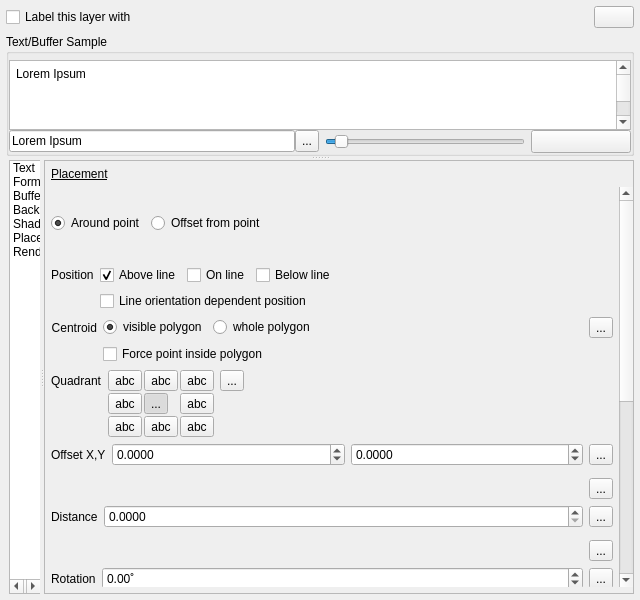
qgis/QGIS, file src/ui/qgslabelingguibase.ui: the form before one commit.
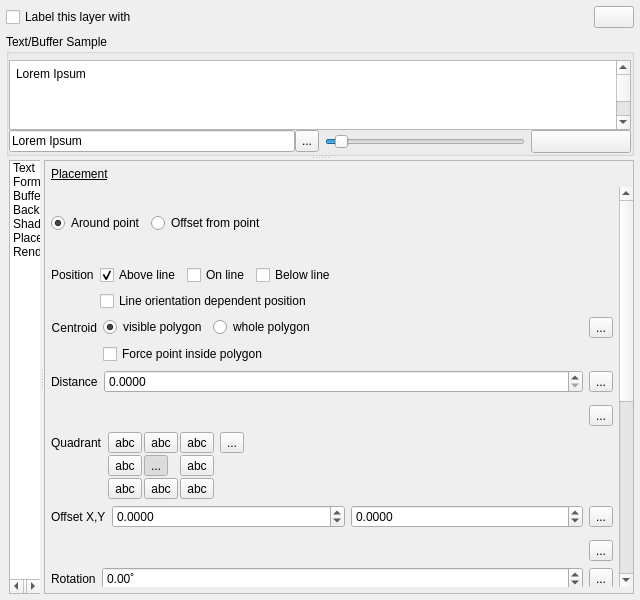
The form after the commit. The open tabs and pages were chosen to show the change. Icons and pictures are not drawn. Custom widgets are drawn as their Qt base class.

Commit message: [pal] Allow data defined quadrant when in "around point" mode

```diff
--- a/src/ui/qgslabelingguibase.ui
+++ b/src/ui/qgslabelingguibase.ui
@@ -3488,9 +3488,9 @@
                      <property name="geometry">
                       <rect>
                        <x>0</x>
-                       <y>-232</y>
+                       <y>-88</y>
                        <width>566</width>
-                       <height>831</height>
+                       <height>829</height>
                       </rect>
                      </property>
                      <layout class="QVBoxLayout" name="verticalLayout_11">
@@ -3831,6 +3831,76 @@
                         </layout>
                        </widget>
                       </item>
+                      <item>
+                       <widget class="QFrame" name="mPlacementDistanceFrame">
+                        <property name="minimumSize">
+                         <size>
+                          <width>0</width>
+                          <height>0</height>
+                         </size>
+                        </property>
+                        <property name="frameShape">
+                         <enum>QFrame::NoFrame</enum>
+                        </property>
+                        <property name="frameShadow">
+                         <enum>QFrame::Raised</enum>
+                        </property>
+                        <layout class="QGridLayout" name="gridLayout_27">
+                         <property name="verticalSpacing">
+                          <number>12</number>
+                         </property>
+                         <property name="margin">
+                          <number>0</number>
+                         </property>
+                         <item row="0" column="1">
+                          <widget class="QgsDoubleSpinBox" name="mLineDistanceSpnBx">
+                           <property name="decimals">
+                            <number>4</number>
+                           </property>
+                           <property name="maximum">
+                            <double>999999999.000000000000000</double>
+                           </property>
+                           <property name="singleStep">
+                            <double>0.100000000000000</double>
+                           </property>
+                          </widget>
+                         </item>
+                         <item row="0" column="0">
+                          <widget class="QLabel" name="label_26">
+                           <property name="sizePolicy">
+                            <sizepolicy hsizetype="Maximum" vsizetype="Preferred">
+                             <horstretch>0</horstretch>
+                             <verstretch>0</verstretch>
+                            </sizepolicy>
+                           </property>
+                           <property name="text">
+                            <string>Distance</string>
+                           </property>
+                           <property name="alignment">
+                            <set>Qt::AlignLeading|Qt::AlignLeft|Qt::AlignVCenter</set>
+                           </property>
+                          </widget>
+                         </item>
+                         <item row="0" column="2">
+                          <widget class="QgsDataDefinedButton" name="mLineDistanceDDBtn">
+                           <property name="text">
+                            <string>...</string>
+                           </property>
+                          </widget>
+                         </item>
+                         <item row="1" column="2">
+                          <widget class="QgsDataDefinedButton" name="mLineDistanceUnitDDBtn">
+                           <property name="text">
+                            <string>...</string>
+                           </property>
+                          </widget>
+                         </item>
+                         <item row="1" column="1">
+                          <widget class="QgsUnitSelectionWidget" name="mLineDistanceUnitWidget" native="true"/>
+                         </item>
+                        </layout>
+                       </widget>
+                      </item>
                       <item>
                        <widget class="QFrame" name="mPlacementQuadrantFrame">
                         <layout class="QGridLayout" name="gridLayout_19">
@@ -3838,7 +3908,11 @@
                           <number>0</number>
                          </property>
                          <item row="0" column="1" rowspan="3">
+                          <widget class="QFrame" name="mPlacementFixedQuadrantFrame">
                           <layout class="QGridLayout" name="gridLayout_3">
+                            <property name="margin">
+                             <number>0</number>
+                            </property>
                            <property name="spacing">
                             <number>2</number>
                            </property>
@@ -4026,6 +4100,7 @@
                             </widget>
                            </item>
                           </layout>
+                          </widget>
                          </item>
                          <item row="0" column="0">
                           <widget class="QLabel" name="label_6">
@@ -4205,76 +4280,6 @@
                         </layout>
                        </widget>
                       </item>
-                      <item>
-                       <widget class="QFrame" name="mPlacementDistanceFrame">
-                        <property name="minimumSize">
-                         <size>
-                          <width>0</width>
-                          <height>0</height>
-                         </size>
-                        </property>
-                        <property name="frameShape">
-                         <enum>QFrame::NoFrame</enum>
-                        </property>
-                        <property name="frameShadow">
-                         <enum>QFrame::Raised</enum>
-                        </property>
-                        <layout class="QGridLayout" name="gridLayout_27">
-                         <property name="verticalSpacing">
-                          <number>12</number>
-                         </property>
-                         <property name="margin">
-                          <number>0</number>
-                         </property>
-                         <item row="0" column="1">
-                          <widget class="QgsDoubleSpinBox" name="mLineDistanceSpnBx">
-                           <property name="decimals">
-                            <number>4</number>
-                           </property>
-                           <property name="maximum">
-                            <double>999999999.000000000000000</double>
-                           </property>
-                           <property name="singleStep">
-                            <double>0.100000000000000</double>
-                           </property>
-                          </widget>
-                         </item>
-                         <item row="0" column="0">
-                          <widget class="QLabel" name="label_26">
-                           <property name="sizePolicy">
-                            <sizepolicy hsizetype="Maximum" vsizetype="Preferred">
-                             <horstretch>0</horstretch>
-                             <verstretch>0</verstretch>
-                            </sizepolicy>
-                           </property>
-                           <property name="text">
-                            <string>Distance</string>
-                           </property>
-                           <property name="alignment">
-                            <set>Qt::AlignLeading|Qt::AlignLeft|Qt::AlignVCenter</set>
-                           </property>
-                          </widget>
-                         </item>
-                         <item row="0" column="2">
-                          <widget class="QgsDataDefinedButton" name="mLineDistanceDDBtn">
-                           <property name="text">
-                            <string>...</string>
-                           </property>
-                          </widget>
-                         </item>
-                         <item row="1" column="2">
-                          <widget class="QgsDataDefinedButton" name="mLineDistanceUnitDDBtn">
-                           <property name="text">
-                            <string>...</string>
-                           </property>
-                          </widget>
-                         </item>
-                         <item row="1" column="1">
-                          <widget class="QgsUnitSelectionWidget" name="mLineDistanceUnitWidget" native="true"/>
-                         </item>
-                        </layout>
-                       </widget>
-                      </item>
                       <item>
                        <widget class="QFrame" name="mPlacementRotationFrame">
                         <property name="minimumSize">
```
Left out of the diff: 66 changed lines with no effect on the pictures. Lines whose indentation alone changed are shown as unchanged. The commit also changes 4 other files.
